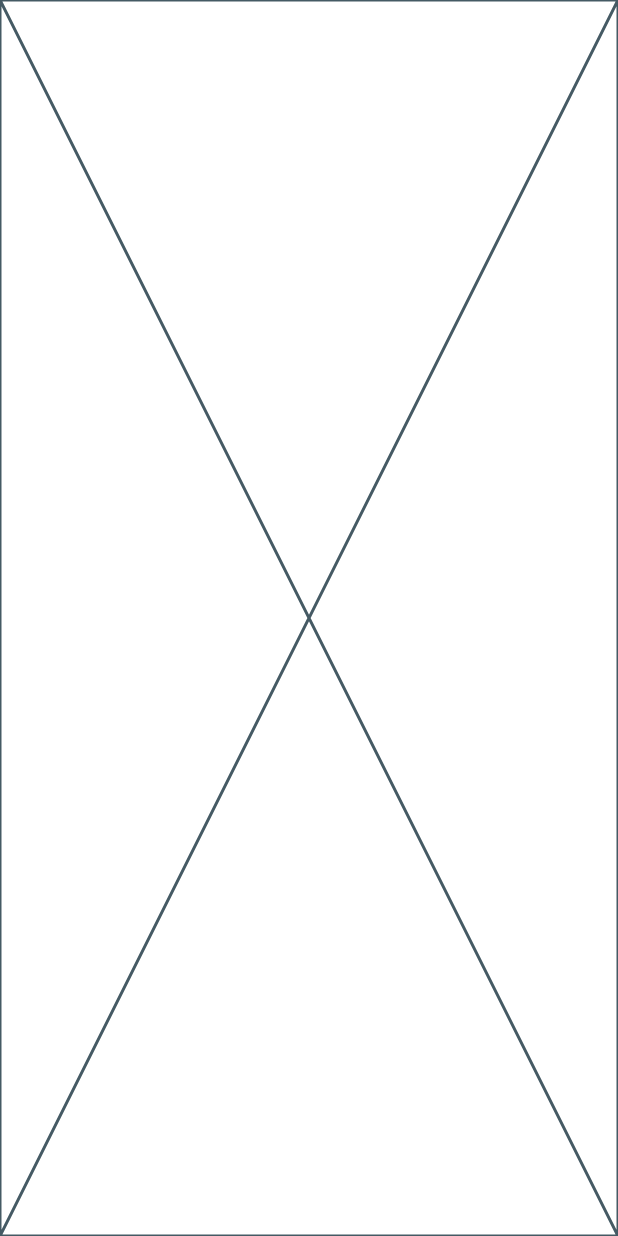
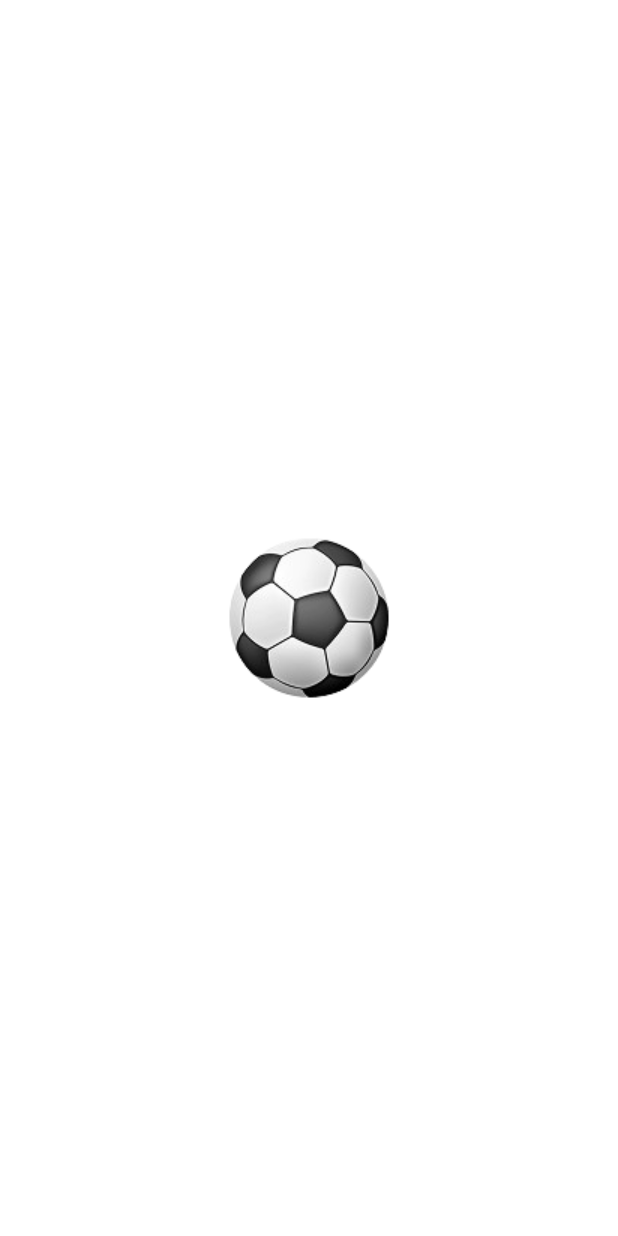
Before and after one commit to MohamedAshrafMadkour/football_app, a Flutter app: the screen it shows after launch, on a phone screen of 412 x 824 dp. Run offline on Flutter 3.47's test engine with Material 3 defaults, Android fonts, the phone set to English and light mode, and no system bars.

Commit message:
create splash view and animation

```diff
--- a/lib/feature/splash/presentation/view/splash_view.dart
+++ b/lib/feature/splash/presentation/view/splash_view.dart
@@ -1,10 +1,51 @@
 import 'package:flutter/material.dart';
+import 'package:football_scoore_app/core/utils/app_image.dart';
 
-class SplashView extends StatelessWidget {
+class SplashView extends StatefulWidget {
   const SplashView({super.key});
 
   @override
+  State<SplashView> createState() => _SplashViewState();
+}
+
+class _SplashViewState extends State<SplashView>
+    with SingleTickerProviderStateMixin {
+  late Animation<Offset> slidingAnimation;
+  late AnimationController animationController;
+  @override
+  void initState() {
+    customAnimationControllerMethod();
+    super.initState();
+  }
+
+  void customAnimationControllerMethod() {
+    animationController = AnimationController(
+      vsync: this,
+      duration: Duration(seconds: 3),
+    );
+    slidingAnimation = Tween<Offset>(
+      begin: Offset(0, 12),
+      end: Offset.zero,
+    ).animate(animationController);
+    animationController.forward();
+  }
+
+  @override
+  void dispose() {
+    animationController.dispose();
+    super.dispose();
+  }
+
+  @override
   Widget build(BuildContext context) {
-    return Placeholder();
+    return AnimatedBuilder(
+      builder: (context, child) {
+        return SlideTransition(
+          position: slidingAnimation,
+          child: Center(child: Image.asset(Assets.imagesBall)),
+        );
+      },
+      animation: slidingAnimation,
+    );
   }
 }
--- a/lib/main.dart
+++ b/lib/main.dart
@@ -10,6 +10,9 @@ class FootballApp extends StatelessWidget {
 
   @override
   Widget build(BuildContext context) {
-    return MaterialApp(home: SplashView());
+    return MaterialApp(
+      debugShowCheckedModeBanner: false,
+      home: const SplashView(),
+    );
   }
 }
```
Also changed, not shown: assets/images/ball.jpg (added).
